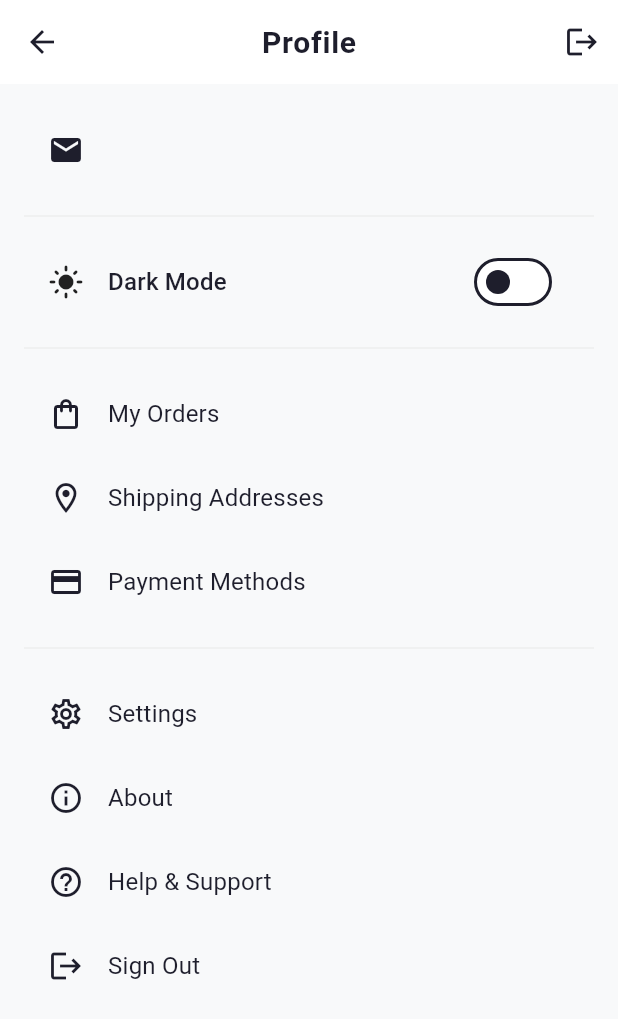
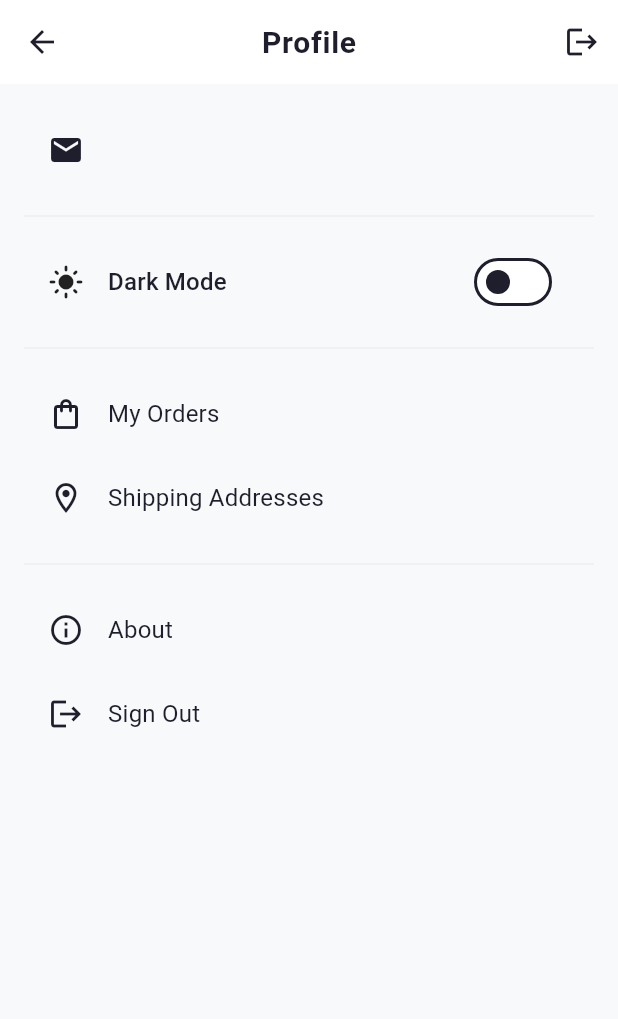
Before and after one commit to theelefit-fitness/elefit-app, a Flutter app: the ProfileScreen screen opened directly, on a phone screen of 412 x 824 dp. Shown: the top 1019 px of the screen. Run offline on Flutter 3.47's test engine with Material 3 defaults, Android fonts, the phone set to English and light mode, and no system bars; our stand-ins replace connectivity_plus, device_info_plus, flutter_carousel_widget, google_fonts, graphql, shared_preferences and 2 more; missing offline and left inert: webview_flutter_android, webview_flutter_wkwebview; accounts and stored records are empty; network calls fail.

Commit message:
published code

```diff
--- a/lib/screens/profile_screen.dart
+++ b/lib/screens/profile_screen.dart
@@ -169,21 +169,21 @@ class _ProfileScreenState extends State<ProfileScreen> {
             );
           },
         ),
-        ListTile(
-          leading: const Icon(Icons.payment),
-          title: const Text('Payment Methods'),
-          onTap: () {
+        //ListTile(
+          //leading: const Icon(Icons.payment),
+          //title: const Text('Payment Methods'),
+          //onTap: () {
             // Navigate to payment methods screen
-          },
-        ),
+          //},
+        //),
         const Divider(),
-        ListTile(
-          leading: const Icon(Icons.settings_outlined),
-          title: const Text('Settings'),
-          onTap: () {
+        //ListTile(
+          //leading: const Icon(Icons.settings_outlined),
+          //title: const Text('Settings'),
+          //onTap: () {
             // Navigate to settings screen
-          },
-        ),
+          //},
+        //),
         ListTile(
           leading: const Icon(Icons.info_outline),
           title: const Text('About'),
@@ -195,13 +195,13 @@ class _ProfileScreenState extends State<ProfileScreen> {
             );
           },
         ),
-        ListTile(
-          leading: const Icon(Icons.help_outline),
-          title: const Text('Help & Support'),
-          onTap: () {
+        //ListTile(
+          //leading: const Icon(Icons.help_outline),
+          //title: const Text('Help & Support'),
+          //onTap: () {
             // Navigate to help screen
-          },
-        ),
+          //},
+        //),
         ListTile(
           leading: const Icon(Icons.logout),
           title: const Text('Sign Out'),
```
Also changed, not shown: pubspec.yaml (+4 -3 lines), assets/images/ChatGPT Image Sep 3, 2025, 07_55_30 PM.png (added), assets/images/LogoIcon.png (added), assets/images/LogoIcon10.png (added), assets/images/LogoIcon2.png (added), assets/images/LogoIcon3.png (added), assets/images/LogoIcon4.png (added), assets/images/LogoIcon5.png (added), assets/images/LogoIcon6.png (added), assets/images/LogoIcon7.png (added), assets/images/LogoIcon8.png (added), assets/images/LogoIcon9.png (added), assets/images/Untitled design (1).png (added), assets/images/Untitled design (2).png (added), 1 more files, 39 other files.
